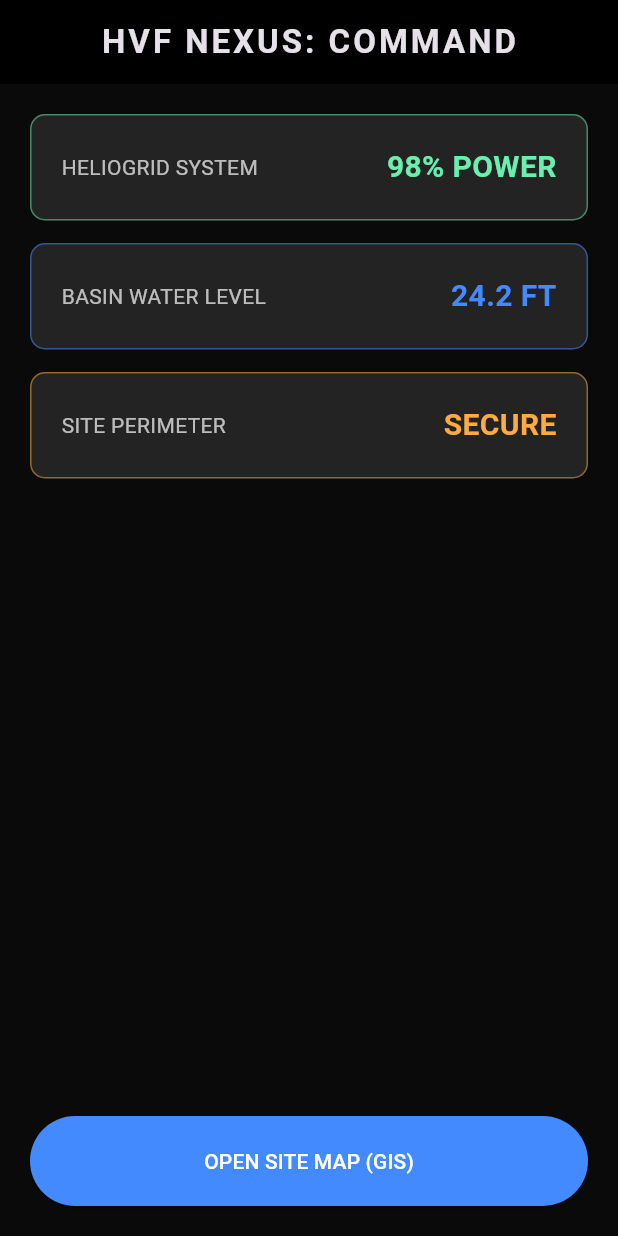
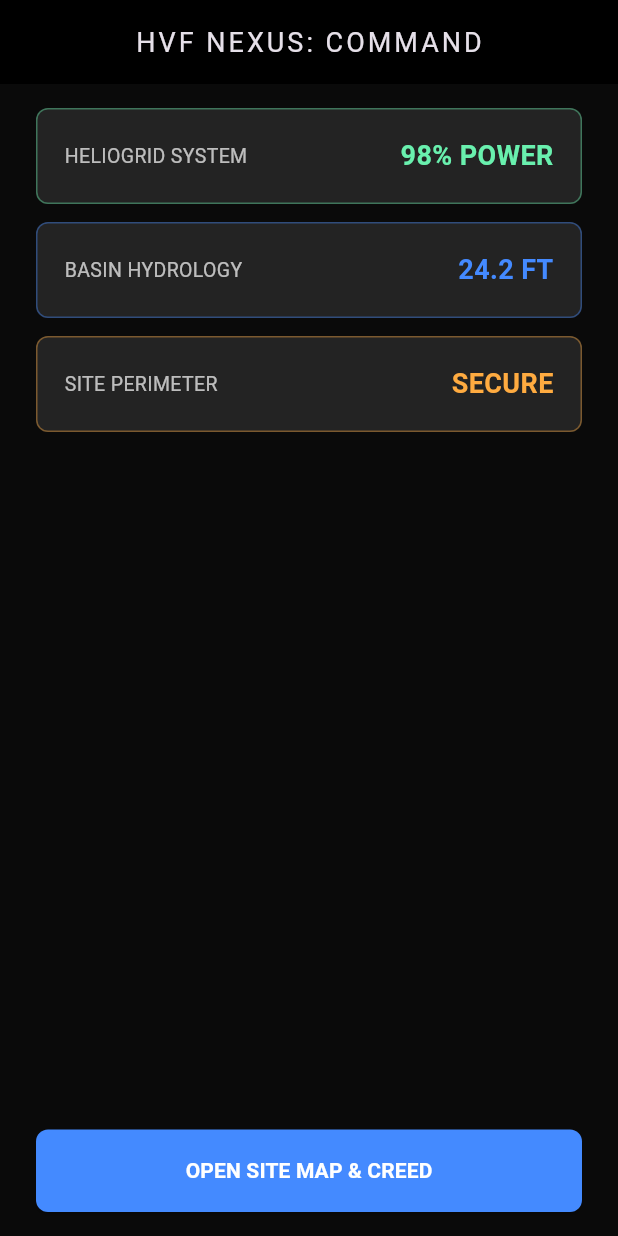
Before and after one commit to mrshumphrey3251-ai/HVF_NEXUS_CORE, a Flutter app: the screen it shows after launch, on a phone screen of 412 x 824 dp. Run offline on Flutter 3.47's test engine with Material 3 defaults, Android fonts, the light colour scheme and no system bars.

Commit message:
Update main.dart

```diff
--- a/lib/main.dart
+++ b/lib/main.dart
@@ -17,33 +17,54 @@ class HVFNexus extends StatelessWidget {
 class Dashboard extends StatelessWidget {
   const Dashboard({super.key});
 
+  void _showCreed(BuildContext context) {
+    showDialog(
+      context: context,
+      builder: (context) => AlertDialog(
+        backgroundColor: const Color(0xFF1A1A1A),
+        title: const Text("THE HUMPHREY CREED",
+          style: TextStyle(color: Colors.blueAccent, letterSpacing: 2, fontWeight: FontWeight.bold)),
+        content: const SingleChildScrollView(
+          child: Text(
+            "To lead with honor, to build with purpose, and to provide stewardship for the land and those who served. Through Humphrey Virtual Farms, we bridge the legacy of our ancestors with the technology of the future—securing sovereignty for our veterans and a foundation for the next generation.",
+            style: TextStyle(color: Colors.white, fontSize: 15, height: 1.5, fontStyle: FontStyle.italic),
+          ),
+        ),
+        actions: [
+          TextButton(onPressed: () => Navigator.pop(context), child: const Text("UNDERSTOOD"))
+        ],
+      ),
+    );
+  }
+
   @override
   Widget build(BuildContext context) {
     return Scaffold(
       backgroundColor: const Color(0xFF0A0A0A),
       appBar: AppBar(
-        title: const Text("HVF NEXUS: COMMAND", style: TextStyle(letterSpacing: 2, fontWeight: FontWeight.bold)),
+        title: const Text("HVF NEXUS: COMMAND", style: TextStyle(fontSize: 18, letterSpacing: 2)), // Scaled down
         backgroundColor: Colors.black,
         centerTitle: true,
       ),
       body: Padding(
-        padding: const EdgeInsets.all(20.0),
+        padding: const EdgeInsets.symmetric(horizontal: 24.0, vertical: 16.0), // Increased padding to shrink elements 5%
         child: Column(
           children: [
-            // HELIOGRID STATUS CARD
             _buildStatusCard("HELIOGRID SYSTEM", "98% POWER", Colors.greenAccent),
-            const SizedBox(height: 15),
-            // BASIN HYDROLOGY CARD
-            _buildStatusCard("BASIN WATER LEVEL", "24.2 FT", Colors.blueAccent),
-            const SizedBox(height: 15),
-            // SITE SECURITY CARD
+            const SizedBox(height: 12),
+            _buildStatusCard("BASIN HYDROLOGY", "24.2 FT", Colors.blueAccent),
+            const SizedBox(height: 12),
             _buildStatusCard("SITE PERIMETER", "SECURE", Colors.orangeAccent),
             const Spacer(),
-            // COMMAND BUTTONS
+            // COMMAND BUTTON: THE HUMPHREY CREED
             ElevatedButton(
-              style: ElevatedButton.styleFrom(backgroundColor: Colors.blueAccent, minimumSize: const Size(double.infinity, 60)),
-              onPressed: () {},
-              child: const Text("OPEN SITE MAP (GIS)", style: TextStyle(color: Colors.white)),
+              style: ElevatedButton.styleFrom(
+                backgroundColor: Colors.blueAccent,
+                minimumSize: const Size(double.infinity, 55), // Slimmer button
+                shape: RoundedRectangleBorder(borderRadius: BorderRadius.circular(8))
+              ),
+              onPressed: () => _showCreed(context),
+              child: const Text("OPEN SITE MAP & CREED", style: TextStyle(color: Colors.white, fontWeight: FontWeight.bold)),
             ),
           ],
         ),
@@ -53,13 +74,17 @@ class Dashboard extends StatelessWidget {
 
   Widget _buildStatusCard(String title, String value, Color color) {
     return Container(
-      padding: const EdgeInsets.all(20),
-      decoration: BoxDecoration(color: Colors.white10, borderRadius: BorderRadius.circular(10), border: Border.all(color: color.withOpacity(0.5))),
+      padding: const EdgeInsets.all(18), // Scaled down from 20
+      decoration: BoxDecoration(
+        color: Colors.white10,
+        borderRadius: BorderRadius.circular(8),
+        border: Border.all(color: color.withOpacity(0.4))
+      ),
       child: Row(
         mainAxisAlignment: MainAxisAlignment.spaceBetween,
         children: [
-          Text(title, style: const TextStyle(color: Colors.white70, fontSize: 14)),
-          Text(value, style: TextStyle(color: color, fontSize: 20, fontWeight: FontWeight.bold)),
+          Text(title, style: const TextStyle(color: Colors.white70, fontSize: 13)), // Scaled down
+          Text(value, style: TextStyle(color: color, fontSize: 18, fontWeight: FontWeight.bold)), // Scaled down
         ],
       ),
     );
```
